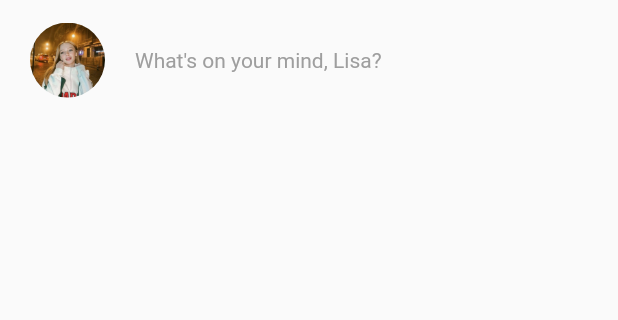
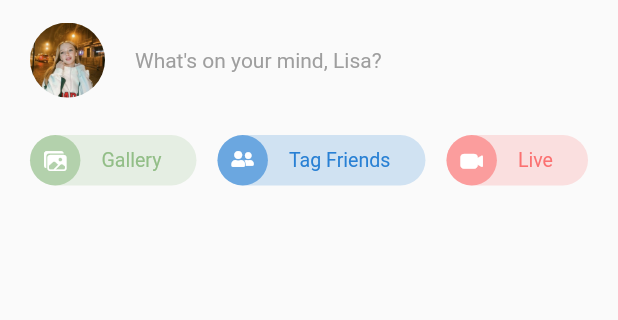
Before and after one commit to DavidRamiroBarragan/flutter-desde-cero, a Flutter app: the screen it shows after launch, on a phone screen of 412 x 824 dp, the part 84-404 px from its top. Run offline on Flutter 3.47's test engine with Material 2 defaults, Android fonts, the light colour scheme and no system bars; our stand-ins replace device_preview, flutter_svg.

Commit message:
fix sizes quick_actions.dart

```diff
--- a/clon_facebook/lib/facebook_ui/facebook_ui.dart
+++ b/clon_facebook/lib/facebook_ui/facebook_ui.dart
@@ -1,3 +1,4 @@
+import 'widgets/quick_actions.dart';
 import 'package:flutter/material.dart';
 import 'package:flutter/services.dart';
 import 'package:flutter_svg/flutter_svg.dart';
@@ -65,6 +66,10 @@ class FacebookUI extends StatelessWidget {
         ),
         children: const [
           WhatIsOnYourMind(),
+          SizedBox(
+            height: 25,
+          ),
+          QuickActions(),
         ],
       ),
     );
--- /dev/null
+++ b/clon_facebook/lib/facebook_ui/widgets/quick_actions.dart
@@ -0,0 +1,37 @@
+import 'package:flutter/material.dart';
+
+import 'quick_button.dart';
+import '../../icons/custom_icons_icons.dart';
+
+class QuickActions extends StatelessWidget {
+  const QuickActions({Key? key}) : super(key: key);
+
+  @override
+  Widget build(BuildContext context) {
+    return FittedBox(
+      fit: BoxFit.scaleDown,
+      alignment: Alignment.centerLeft,
+      child: Row(
+        children: const [
+          QuickButton(
+            text: 'Gallery',
+            iconData: CustomIcons.photos,
+            color: Color(0xff92BE87),
+          ),
+          SizedBox(width: 15,),
+          QuickButton(
+            text: 'Tag Friends',
+            iconData: CustomIcons.user_friends,
+            color: Color(0xff2880D4),
+          ),
+          SizedBox(width: 15,),
+          QuickButton(
+            text: 'Live',
+            iconData: CustomIcons.video_camera,
+            color: Color(0xffFB7171),
+          )
+        ],
+      ),
+    );
+  }
+}
--- /dev/null
+++ b/clon_facebook/lib/facebook_ui/widgets/quick_button.dart
@@ -0,0 +1,45 @@
+import 'package:flutter/material.dart';
+
+import 'circle_button.dart';
+
+class QuickButton extends StatelessWidget {
+  final IconData iconData;
+  final Color color;
+  final String text;
+
+  const QuickButton({
+    Key? key,
+    required this.iconData,
+    required this.text,
+    required this.color,
+  }) : super(key: key);
+
+  @override
+  Widget build(BuildContext context) {
+    return Container(
+      padding: const EdgeInsets.only(right: 25),
+      decoration: BoxDecoration(
+        borderRadius: BorderRadius.circular(30),
+        color: color.withOpacity(0.2),
+      ),
+      child: Row(
+        mainAxisSize: MainAxisSize.min,
+        children: [
+          CircleButton(
+            color: color.withOpacity(0.6),
+            iconData: iconData,
+          ),
+          const SizedBox(
+            width: 15,
+          ),
+          Text(
+            text,
+            style: TextStyle(
+              color: color,
+            ),
+          ),
+        ],
+      ),
+    );
+  }
+}
--- a/clon_facebook/lib/facebook_ui/widgets/what_is_on_your_mind.dart
+++ b/clon_facebook/lib/facebook_ui/widgets/what_is_on_your_mind.dart
@@ -14,10 +14,12 @@ class WhatIsOnYourMind extends StatelessWidget {
         SizedBox(
           width: 20,
         ),
-        Text(
-          "What's on your mind, Lisa?",
-          style: TextStyle(
-            color: Colors.grey,
+        Flexible(
+          child: Text(
+            "What's on your mind, Lisa?",
+            style: TextStyle(
+              color: Colors.grey,
+            ),
           ),
         )
       ],
--- a/clon_facebook/lib/main.dart
+++ b/clon_facebook/lib/main.dart
@@ -1,9 +1,13 @@
 import 'package:flutter/material.dart';
-
+import 'package:device_preview/device_preview.dart';
+import 'package:flutter/foundation.dart';
 import 'facebook_ui/facebook_ui.dart';
 
 void main() {
-  runApp(const MyApp());
+  runApp(DevicePreview(
+    builder: (context) => const MyApp(),
+    enabled: !kReleaseMode,
+  ),);
 }
 
 class MyApp extends StatelessWidget {
@@ -11,8 +15,11 @@ class MyApp extends StatelessWidget {
 
   @override
   Widget build(BuildContext context) {
-    return const MaterialApp(
-      home: FacebookUI(),
+    return MaterialApp(
+      useInheritedMediaQuery: true,
+      locale: DevicePreview.locale(context),
+      builder: DevicePreview.appBuilder,
+      home: const FacebookUI(),
     );
   }
 }
--- a/clon_facebook/pubspec.yaml
+++ b/clon_facebook/pubspec.yaml
@@ -32,6 +32,7 @@ dependencies:
   flutter:
     sdk: flutter
   flutter_svg: ^1.1.6
+  device_preview: ^1.1.0
 
 
   # The following adds the Cupertino Icons font to your application.
@@ -41,6 +42,7 @@ dependencies:
 dev_dependencies:
   flutter_test:
     sdk: flutter
+
 
   # The "flutter_lints" package below contains a set of recommended lints to
   # encourage good coding practices. The lint set provided by the package is
```
Also changed, not shown: clon_facebook/pubspec.lock, 6 other files.
